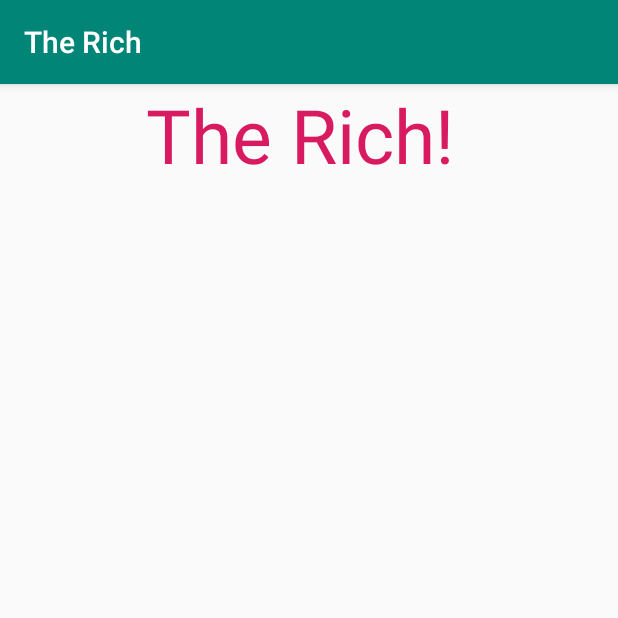
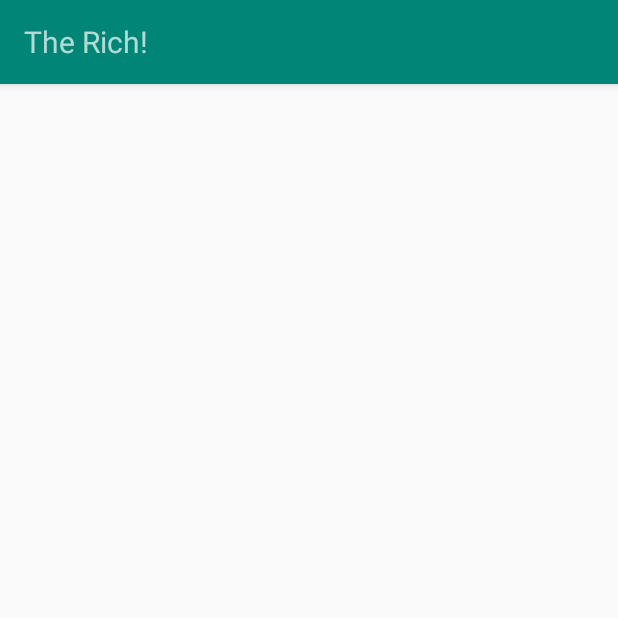
Before and after one commit to proans/TheR, an Android app: the screen it shows after launch (MainActivity), on a phone screen of 412 x 824 dp, the top half of it. Run offline under Robolectric (Android 15) with nearby library versions, the phone set to English and light mode, and no system bars.

Commit message:
adding elevation in custom toolbar

```diff
--- a/app/src/main/res/layout/activity_main.xml
+++ b/app/src/main/res/layout/activity_main.xml
@@ -5,13 +5,7 @@
     android:layout_width="match_parent"
     android:layout_height="match_parent"
     tools:context=".MainActivity">
+    <include layout="@layout/custom_tool_bar"/>
 
-    <TextView
-        android:layout_width="217dp"
-        android:layout_height="wrap_content"
-        android:layout_centerHorizontal="true"
-        android:text="@string/title"
-        android:textColor="@color/colorAccent"
-        android:textSize="50sp" />
 
 </RelativeLayout>
--- /dev/null
+++ b/app/src/main/res/layout/custom_tool_bar.xml
@@ -0,0 +1,17 @@
+<?xml version="1.0" encoding="utf-8"?>
+<androidx.appcompat.widget.Toolbar xmlns:android="http://schemas.android.com/apk/res/android"
+    android:layout_width="match_parent"
+    android:layout_height="wrap_content"
+    android:theme="@style/ThemeOverlay.AppCompat.Dark.ActionBar"
+    android:background="@color/colorPrimary"
+    android:elevation="4dp">
+
+
+    <TextView
+        android:id="@+id/app_tool_bar"
+        android:layout_width="wrap_content"
+        android:layout_height="wrap_content"
+        android:textSize="20sp"
+        android:text="@string/title"/>
+
+</androidx.appcompat.widget.Toolbar>
--- a/app/src/main/res/values/styles.xml
+++ b/app/src/main/res/values/styles.xml
@@ -1,7 +1,7 @@
 <resources>
 
     <!-- Base application theme. -->
-    <style name="AppTheme" parent="Theme.AppCompat.Light.DarkActionBar">
+    <style name="AppTheme" parent="Theme.AppCompat.Light.NoActionBar">
         <!-- Customize your theme here. -->
         <item name="colorPrimary">@color/colorPrimary</item>
         <item name="colorPrimaryDark">@color/colorPrimaryDark</item>
```
